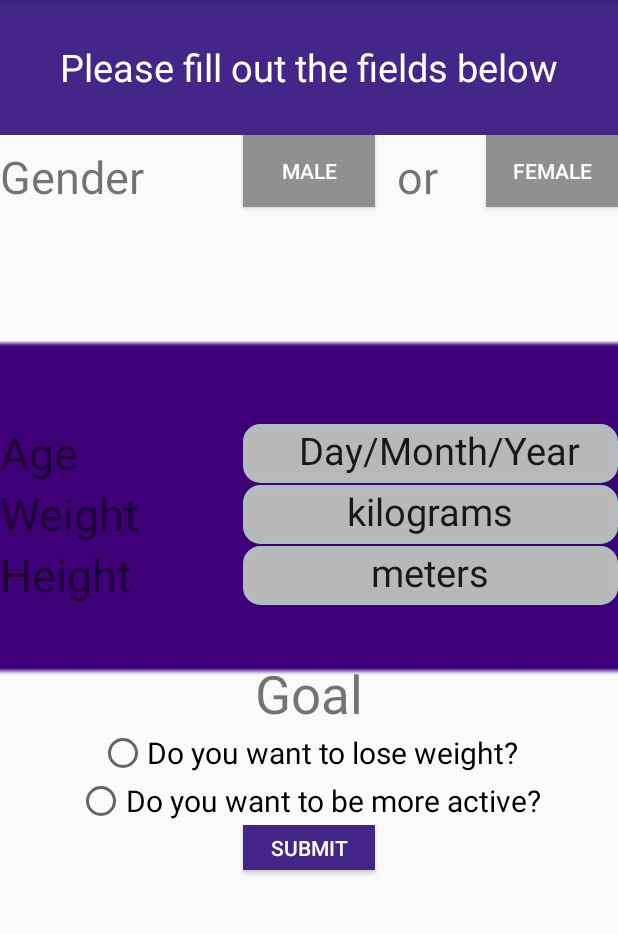
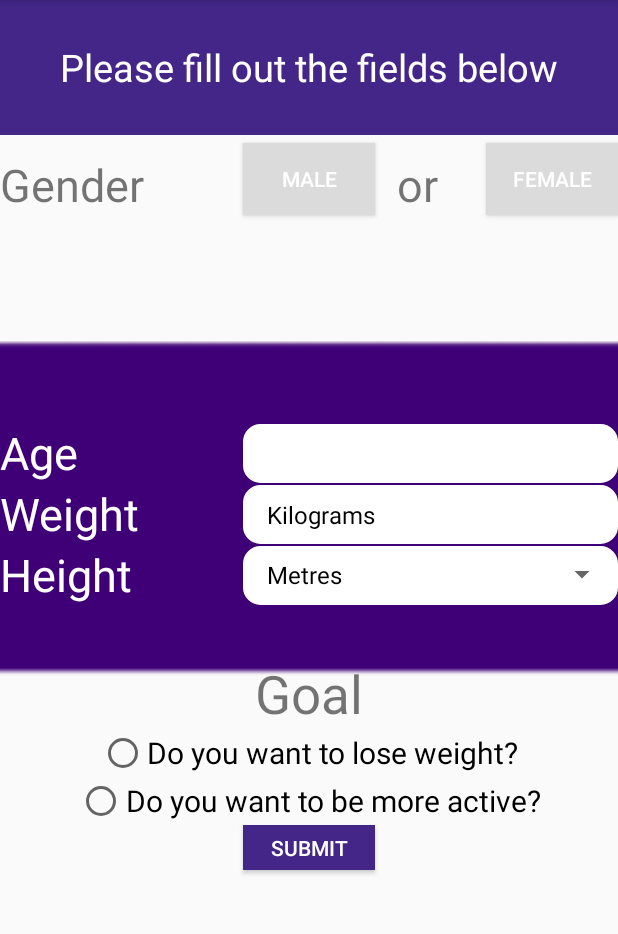
Before and after one commit to crowley100/DiabetesProject, an Android app: the screen it shows after launch (MainActivity), on a phone screen of 412 x 824 dp, the part 84-1018 px from its top. Run offline under Robolectric (Android 15) with nearby library versions, the phone set to English and light mode, and no system bars.

Commit message:
Changes to main screen, only need to add date picker, and preferably change the background colour to white of the drop down menus, not working for me though

```diff
--- a/Diabetesireland/app/src/main/java/com/example/maxim/diabetesireland/MainActivity.java
+++ b/Diabetesireland/app/src/main/java/com/example/maxim/diabetesireland/MainActivity.java
@@ -1,8 +1,10 @@
 package com.example.maxim.diabetesireland;
 
 import android.content.Intent;
+import android.content.res.ColorStateList;
 import android.os.Bundle;
 import android.support.v7.app.AppCompatActivity;
+import android.support.v7.widget.AppCompatButton;
 import android.support.v7.widget.Toolbar;
 import android.view.View;
 import android.view.Window;
@@ -14,6 +16,10 @@ import android.widget.Spinner;
 public class MainActivity extends AppCompatActivity implements View.OnClickListener {
     boolean touchedMale = false;
     boolean touchedFemale = false;
+    Spinner weight;
+    Spinner height;
+    String[] heights = new String[] {"Metres","<1.40m","1.4-1.5m", "1.5-1.6m", "1.6-1.7m", "1.7-1.8m","1.8m-1.9m", "1.9-2m", "2m+"};
+    String[] weights = new String[]{"Kilograms","<60kg", "60-65kg", "65-70kg","70-75kg","75-80kg","80-85kg","85-90kg","90-95kg","95-100kg","100-110kg","110-120kg","120-130kg","130-140kg","140-150kg","150k-200kg", "200+kg"};
     Button maleButton;
     Button femaleButton;
     Button nextScreen;
@@ -25,6 +31,7 @@ public class MainActivity extends AppCompatActivity implements View.OnClickListe
     protected void onCreate(Bundle savedInstanceState) {
         super.onCreate(savedInstanceState);
         setContentView(R.layout.activity_main);
+
         nextScreen = (Button) findViewById(R.id.continueButton);
         maleButton = (Button) findViewById(R.id.maleButton);
         femaleButton = (Button) findViewById(R.id.femaleButton);
@@ -32,6 +39,19 @@ public class MainActivity extends AppCompatActivity implements View.OnClickListe
         maleButton.setOnClickListener(this);
         femaleButton.setOnClickListener(this);
         nextScreen.setOnClickListener(this);
+
+        weight = (Spinner)findViewById(R.id.weightSpinner);
+        height = (Spinner)findViewById(R.id.hSpinner);
+        ArrayAdapter<String>adapter = new ArrayAdapter<String>(MainActivity.this,
+                android.R.layout.simple_spinner_dropdown_item,heights);
+        adapter.setDropDownViewResource(android.R.layout.simple_spinner_dropdown_item);
+
+        ArrayAdapter<String>adapter2 = new ArrayAdapter<String>(MainActivity.this,
+                android.R.layout.simple_spinner_dropdown_item,weights);
+        adapter2.setDropDownViewResource(android.R.layout.simple_spinner_dropdown_item);
+
+        weight.setAdapter(adapter2);
+        height.setAdapter(adapter);
 
         Toolbar toolbar = (Toolbar) findViewById(R.id.toolbar);
         setSupportActionBar(toolbar);
@@ -47,7 +67,7 @@ public class MainActivity extends AppCompatActivity implements View.OnClickListe
                     maleButton.setBackgroundColor(0xff432687); //purple
                     maleButton.setTextColor(0xffffffff); //white
                     femaleButton.setBackgroundColor(0xffdbdbdb); //light grey
-                    femaleButton.setTextColor(0xffadadad); //dark grey
+                    femaleButton.setTextColor(0xffffffff); //dark grey
                 }
                 break;
             case R.id.femaleButton:
@@ -58,7 +78,7 @@ public class MainActivity extends AppCompatActivity implements View.OnClickListe
                     femaleButton.setBackgroundColor(0xff432687);//purple
                     femaleButton.setTextColor(0xffffffff); // white text
                     maleButton.setBackgroundColor(0xffdbdbdb); // dark grey background
-                    maleButton.setTextColor(0xffadadad); //light grey text
+                    maleButton.setTextColor(0xffffffff); //light grey text
                 }
                 break;
             case R.id.continueButton:
--- a/Diabetesireland/app/src/main/res/layout/fragment_main.xml
+++ b/Diabetesireland/app/src/main/res/layout/fragment_main.xml
@@ -46,7 +46,8 @@
         android:layout_width="wrap_content"
         android:layout_height="wrap_content"
         android:text="Male"
-        android:background="#909090"
+        android:layout_marginTop="5dp"
+        android:background="#dbdbdb"
         android:textColor="#ffffff"
         android:id="@+id/maleButton"
         android:layout_alignBottom="@+id/textView21"
@@ -57,14 +58,15 @@
         android:layout_width="wrap_content"
         android:layout_height="wrap_content"
         android:text="Female"
-        android:background="#909090"
+        android:background="#dbdbdb"
+        android:layout_marginTop="5dp"
         android:textColor="#ffffff"
         android:id="@+id/femaleButton"
         android:layout_below="@+id/imageView2"
         android:layout_alignParentRight="true"
         android:layout_alignParentEnd="true" />
 
-    <EditText
+    <TextView
         android:layout_width="wrap_content"
         android:layout_height="wrap_content"
         android:background="@drawable/roundcorners"
@@ -72,7 +74,8 @@
         android:ems="10"
         android:id="@+id/editText"
         android:textSize="25sp"
-        android:text="   Day/Month/Year "
+        android:text=""
+        android:backgroundTint="#ffffff"
         android:gravity="center"
         android:layout_above="@+id/textView24"
         android:layout_alignParentRight="true"
@@ -88,8 +91,9 @@
         android:inputType="numberDecimal"
         android:ems="10"
         android:id="@+id/editText3"
+        android:backgroundTint="#ffffff"
         android:textSize="25sp"
-        android:text="kilograms"
+        android:text=""
         android:layout_alignParentRight="true"
         android:layout_alignParentEnd="true"
         android:layout_alignLeft="@+id/editText"
@@ -101,11 +105,13 @@
         android:layout_width="wrap_content"
         android:layout_height="wrap_content"
         android:inputType="numberSigned"
+        android:backgroundTint="#ffffff"
         android:background="@drawable/roundcorners"
+
         android:ems="10"
         android:id="@+id/editText4"
         android:textSize="25sp"
-        android:text="meters"
+        android:text=""
         android:layout_centerVertical="true"
         android:layout_alignParentRight="true"
         android:layout_alignParentEnd="true"
@@ -148,6 +154,7 @@
         android:layout_height="wrap_content"
         android:text="Age"
         android:textSize="30sp"
+        android:textColor="#ffffff"
         android:id="@+id/textView23"
         android:layout_alignBottom="@+id/editText"
         android:layout_alignParentLeft="true"
@@ -158,6 +165,7 @@
         android:layout_width="wrap_content"
         android:layout_height="wrap_content"
         android:text="Height"
+        android:textColor="#ffffff"
         android:textSize="30sp"
         android:id="@+id/textView26"
         android:layout_alignBottom="@+id/editText4"
@@ -170,6 +178,7 @@
         android:layout_width="wrap_content"
         android:layout_height="wrap_content"
         android:text="Weight"
+        android:textColor="#ffffff"
         android:textSize="30sp"
         android:id="@+id/textView24"
         android:layout_alignBottom="@+id/editText3"
@@ -198,4 +207,26 @@
         android:layout_toRightOf="@+id/maleButton"
         android:layout_toEndOf="@+id/maleButton" />
 
+    <Spinner
+        android:layout_width="wrap_content"
+        android:layout_height="wrap_content"
+        android:id="@+id/weightSpinner"
+        android:layout_alignBottom="@+id/textView24"
+        android:layout_alignLeft="@+id/textView22"
+        android:layout_alignStart="@+id/textView22"
+        android:layout_alignParentRight="true"
+        android:layout_alignParentEnd="true"
+        android:layout_alignTop="@+id/editText3" />
+
+    <Spinner
+        android:layout_width="wrap_content"
+        android:layout_height="wrap_content"
+        android:id="@+id/hSpinner"
+        android:layout_below="@+id/editText3"
+        android:layout_alignLeft="@+id/weightSpinner"
+        android:layout_alignStart="@+id/weightSpinner"
+        android:layout_alignParentRight="true"
+        android:layout_alignParentEnd="true"
+        android:layout_above="@+id/textView22" />
+
 </RelativeLayout>
```
Also changed, not shown: 175 other files.
